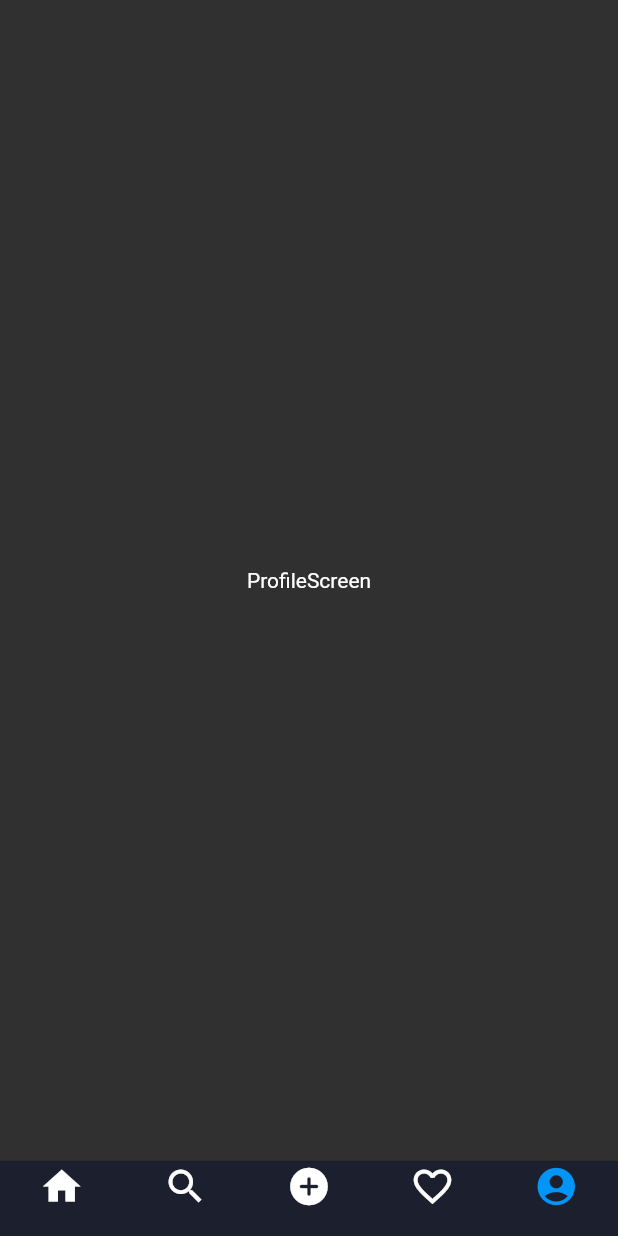
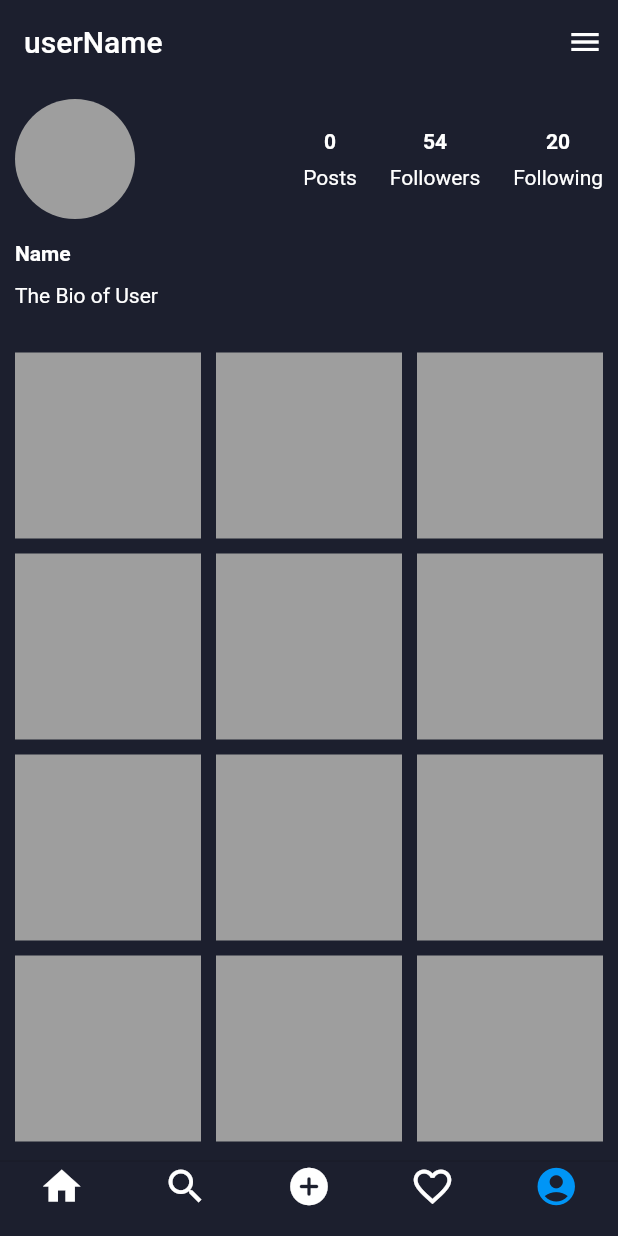
Before and after one commit to MehdiKeshavarz/flutter_instagram_clone, a Flutter app: the screen it shows after launch, swiped to page 5, on a phone screen of 412 x 824 dp. Run offline on Flutter 3.47's test engine with Material 2 defaults, Android fonts, the phone set to English and light mode, and no system bars; our stand-ins replace flutter_icons, flutter_svg.

Commit message:
create ui  Screen

```diff
--- a/flutter_instagram_clone/lib/feature/presentation/pages/activity/activity_screen.dart
+++ b/flutter_instagram_clone/lib/feature/presentation/pages/activity/activity_screen.dart
@@ -7,9 +7,17 @@ class ActivityScreen extends StatelessWidget {
   @override
   Widget build(BuildContext context) {
     return Scaffold(
-      body: Center(
-        child: Text('ActivityScreen',style: TextStyle(color: primaryColor),),
+      backgroundColor: backGroundColor,
+      appBar: AppBar(
+        backgroundColor: backGroundColor,
+        title:const Text('Activity',style: TextStyle(color: primaryColor)),
+        elevation: 0,
       ),
+      body:Column(
+        children: const [
+         Text('ActivityScreen')
+        ],
+      )
     );
   }
 }
--- a/flutter_instagram_clone/lib/feature/presentation/pages/post/upload_post_screen.dart
+++ b/flutter_instagram_clone/lib/feature/presentation/pages/post/upload_post_screen.dart
@@ -7,9 +7,20 @@ class UploadPostScreen extends StatelessWidget {
   @override
   Widget build(BuildContext context) {
     return Scaffold(
+      backgroundColor: backGroundColor,
       body: Center(
-        child: Text('UploadPostScreen',style: TextStyle(color: primaryColor),),
-      ),
+        child: Container(
+          width: 150,
+          height: 150,
+          decoration:const BoxDecoration(
+            color: secondaryColor,
+            shape: BoxShape.circle
+          ),
+          child: const Center(
+            child: Icon(Icons.upload,color: primaryColor,size: 40.0,),
+          ),
+        ),
+      )
     );
   }
 }
--- a/flutter_instagram_clone/lib/feature/presentation/pages/profile/profile_screen.dart
+++ b/flutter_instagram_clone/lib/feature/presentation/pages/profile/profile_screen.dart
@@ -1,4 +1,5 @@
 import 'package:flutter/material.dart';
+import 'package:flutter_instagram_clone/constants.dart';
 
 class ProfileScreen extends StatelessWidget {
   const ProfileScreen({Key? key}) : super(key: key);
@@ -6,9 +7,91 @@ class ProfileScreen extends StatelessWidget {
   @override
   Widget build(BuildContext context) {
     return Scaffold(
-      body: Center(
-        child: Text('ProfileScreen'),
+      backgroundColor: backGroundColor,
+      appBar: AppBar(
+        backgroundColor: backGroundColor,
+        title: const Text('userName',style: TextStyle(color: primaryColor)),
+        elevation: 0,
+        actions: const [
+          Padding(
+            padding: EdgeInsets.only(right: 10.0),
+            child: Icon(Icons.menu,color: primaryColor),
+          )
+        ],
       ),
+      body: Padding(
+        padding: const EdgeInsets.symmetric(horizontal: 10.0,vertical: 10.0),
+        child: SingleChildScrollView(
+          child: Column(
+            crossAxisAlignment: CrossAxisAlignment.start,
+            children: [
+              Row(
+                mainAxisAlignment: MainAxisAlignment.spaceBetween,
+                children: [
+                  Container(
+                    width: 80,
+                    height: 80,
+                    decoration: const BoxDecoration(
+                      color: secondaryColor,
+                      shape: BoxShape.circle,
+                    ),
+                  ),
+                  Row(
+                    children: [
+                      Column(
+                        children: [
+                          const Text('0',style: TextStyle(color: primaryColor,fontWeight: FontWeight.bold)),
+                          sizeVer(8),
+                          const Text('Posts',style: TextStyle(color: primaryColor)),
+                        ],
+                      ),
+                      sizeHor(22),
+                      Column(
+                        children: [
+                          const Text('54',style: TextStyle(color: primaryColor,fontWeight: FontWeight.bold)),
+                          sizeVer(8),
+                          const Text('Followers',style: TextStyle(color: primaryColor)),
+                        ],
+                      ),
+                      sizeHor(22),
+                      Column(
+                        children: [
+                          const Text('20',style: TextStyle(color: primaryColor,fontWeight: FontWeight.bold)),
+                          sizeVer(8),
+                          const Text('Following',style: TextStyle(color: primaryColor)),
+                        ],
+                      ),
+                    ],
+                  ),
+
+                ],
+              ),
+              sizeVer(15),
+             const Text('Name',style: TextStyle(color: primaryColor,fontWeight: FontWeight.bold)),
+              sizeVer(12),
+             const Text('The Bio of User',style: TextStyle(color: primaryColor)),
+              sizeVer(30),
+
+              GridView.builder(
+                  itemCount: 32,
+                  shrinkWrap: true,
+                  physics:const ScrollPhysics(),
+                  gridDelegate:const SliverGridDelegateWithFixedCrossAxisCount(
+                      crossAxisCount: 3,
+                      crossAxisSpacing: 10.0,
+                      mainAxisSpacing: 10.0
+                  ),
+                  itemBuilder: (context, index) {
+                    return Container(
+                      height: 100,
+                      width: 100,
+                      color: secondaryColor,
+                    );
+                  })
+            ],
+          ),
+        ),
+      )
     );
   }
 }
```
